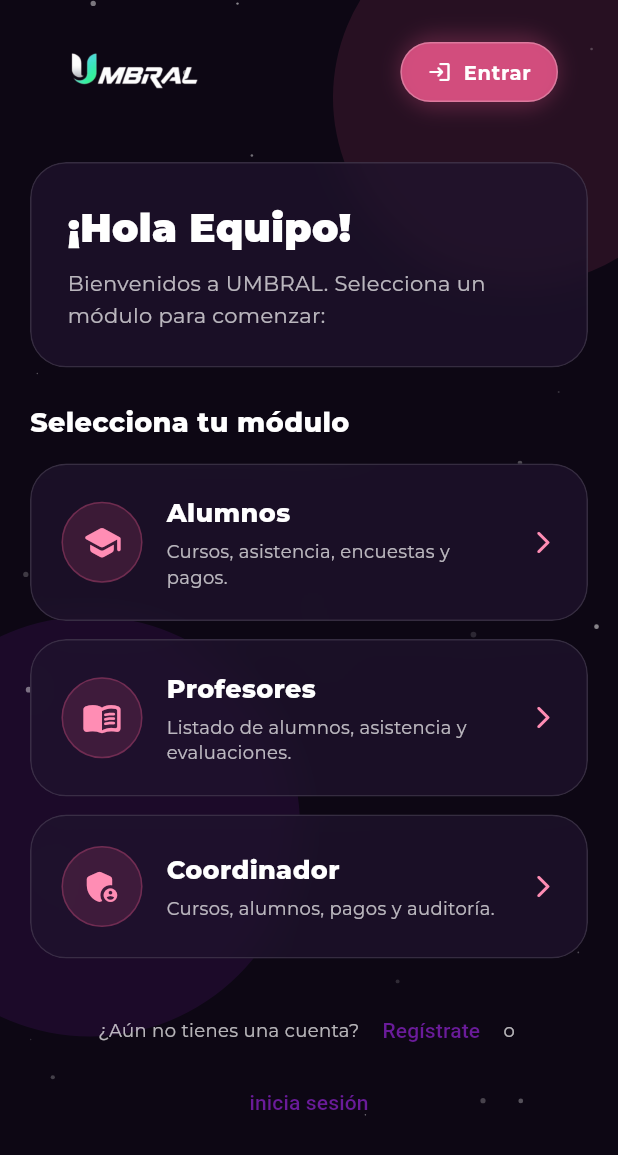
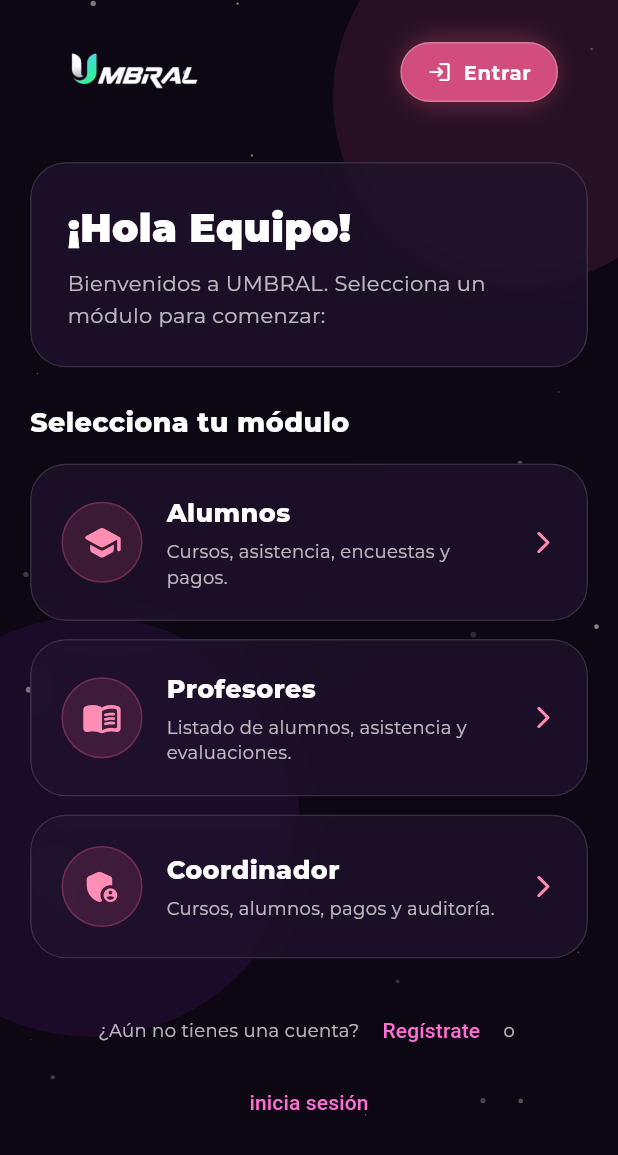
Before and after one commit to VladimirArguelles/umbral_immujer, a Flutter app: the screen it shows after launch, on a phone screen of 412 x 824 dp. Shown: the top 1155 px of the screen. Run offline on Flutter 3.47's test engine with Material 3 defaults, Android fonts, the phone set to English and light mode, and no system bars; our stand-ins replace google_fonts, image_picker, supabase_flutter; accounts and stored records are empty.

Commit message:
Match landing authentication link colors
Co-authored-by: Copilot <223556219+Copilot@users.noreply.github.com>

```diff
--- a/lib/features/landing/presentation/pages/landing_page.dart
+++ b/lib/features/landing/presentation/pages/landing_page.dart
@@ -5,6 +5,7 @@ import 'package:google_fonts/google_fonts.dart';
 import 'package:umbral_immujer/features/landing/presentation/widgets/landing_top_bar.dart';
 import 'package:umbral_immujer/features/landing/presentation/widgets/module_card.dart';
 import 'package:umbral_immujer/features/landing/presentation/widgets/particles_background.dart';
+import 'package:umbral_immujer/src/features/auth/presentation/auth_form_styles.dart';
 
 /// Pantalla de bienvenida para elegir un módulo e iniciar la autenticación.
 class LandingPage extends StatelessWidget {
@@ -133,6 +134,9 @@ class LandingPage extends StatelessWidget {
           style: GoogleFonts.montserrat(color: Colors.white70, fontSize: 12),
         ),
         TextButton(
+          style: TextButton.styleFrom(
+            foregroundColor: AuthFormStyles.softAccent,
+          ),
           onPressed: () => Navigator.of(context).pushNamed('/register'),
           child: const Text('Regístrate'),
         ),
@@ -141,6 +145,9 @@ class LandingPage extends StatelessWidget {
           style: GoogleFonts.montserrat(color: Colors.white70, fontSize: 12),
         ),
         TextButton(
+          style: TextButton.styleFrom(
+            foregroundColor: AuthFormStyles.softAccent,
+          ),
           onPressed: () => _openAuth(context),
           child: const Text('inicia sesión'),
         ),
```
